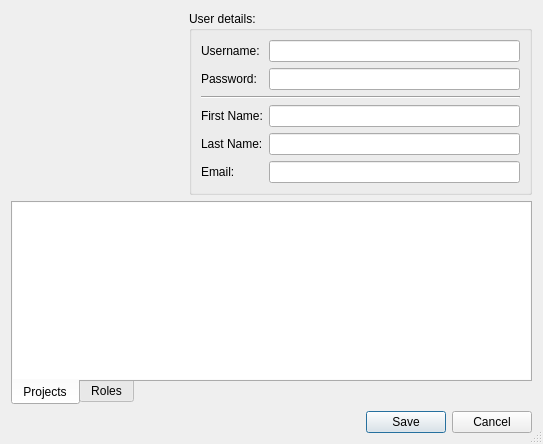
Before: the Qt Designer form forms/repodialoguser.ui in 3drepo/3drepogui, drawn with Qt 5.
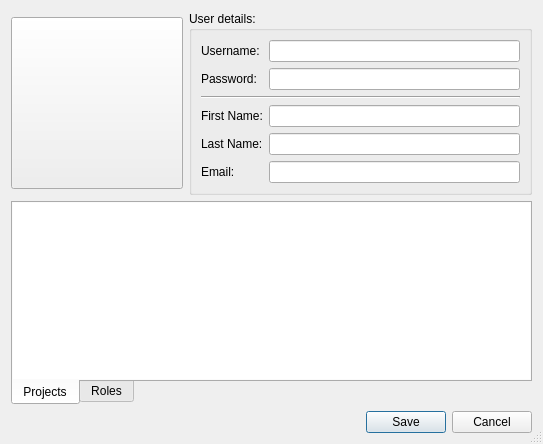
After: the same form once the commit is applied. The open tabs and pages were chosen to show the change.

```diff
--- a/forms/repodialoguser.ui
+++ b/forms/repodialoguser.ui
@@ -83,7 +83,7 @@
          </size>
         </property>
         <property name="flat">
-         <bool>true</bool>
+         <bool>false</bool>
         </property>
        </widget>
       </item>
```
Left out of the diff: 5 changed lines with no effect on the pictures.
